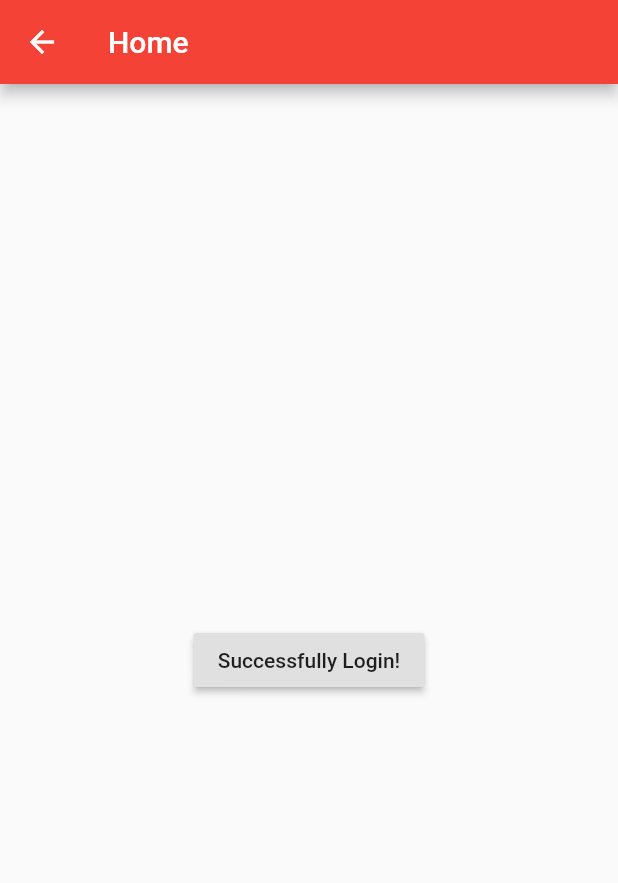
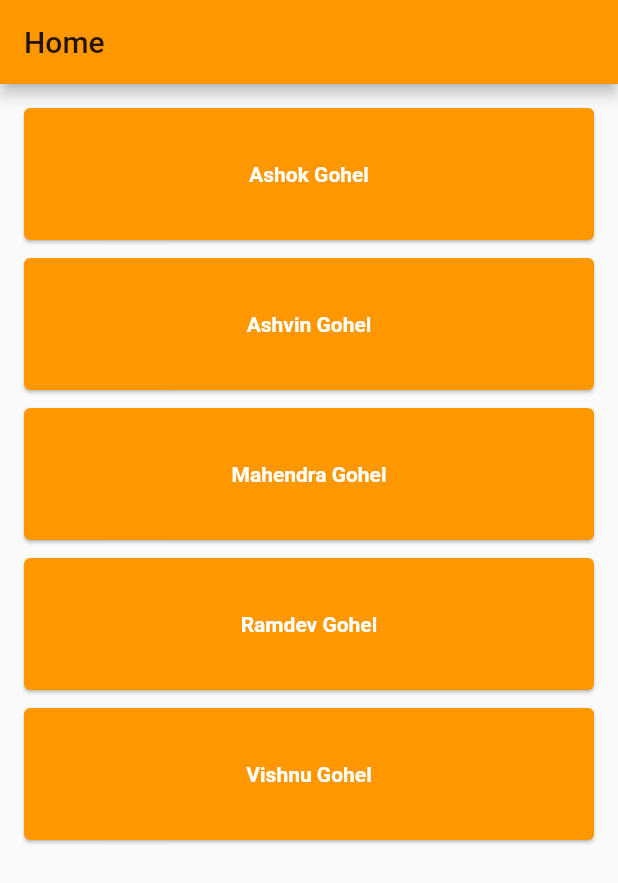
Before and after one commit to GohelAshok701/flutter_demo, a Flutter app: the SecondRoute screen opened directly, on a phone screen of 412 x 824 dp. Shown: the top 883 px of the screen. Run offline on Flutter 3.47's test engine with Material 2 defaults, Android fonts, the phone set to English and light mode, and no system bars; our stand-ins replace fluttertoast.

Commit message:
- Implemented string list and list item click event. - Added Base.dart file for globle methods.

```diff
--- a/lib/home.dart
+++ b/lib/home.dart
@@ -1,21 +1,61 @@
 import 'package:flutter/material.dart';
+import 'package:flutterdemo/base.dart';
 
-class SecondRoute extends StatelessWidget {
+class SecondRoute extends base {
+  final List<String> _listViewData = [
+    "Ashok Gohel",
+    "Ashvin Gohel",
+    "Mahendra Gohel",
+    "Ramdev Gohel",
+    "Vishnu Gohel"
+  ];
+
   @override
   Widget build(BuildContext context) {
     return Scaffold(
       appBar: AppBar(
+        backgroundColor: Colors.orange,
         title: Text("Home"),
       ),
-      body: Center(
-        child: RaisedButton(
-          onPressed: () {
-            Navigator.pop(context);
-          },
-          child: Text('Successfully Login!'),
-        ),
-      ),
+      body: Container(
+          margin: EdgeInsets.all(10),
+          child: ListView.builder(
+            itemCount: _listViewData.length,
+            itemBuilder: (context, index) {
+              return GestureDetector(
+                onTap: () => showMessage(_listViewData[index]),
+                child: ItemList(name: _listViewData[index]),
+              );
+            },
+          )),
     );
   }
+}
 
+class ItemList extends StatelessWidget {
+  ItemList({Key key, this.name}) : super(key: key);
+  final String name;
+
+  Widget build(BuildContext context) {
+    return Container(
+        padding: EdgeInsets.all(2),
+        height: 100,
+        child: Card(
+            color: Colors.orange,
+            child: Column(
+                mainAxisAlignment: MainAxisAlignment.spaceEvenly,
+                children: <Widget>[
+                  Container(
+                      padding: EdgeInsets.all(5),
+                      child: Column(
+                        mainAxisAlignment: MainAxisAlignment.spaceEvenly,
+                        children: <Widget>[
+                          Text(this.name,
+                              style: TextStyle(
+                                  fontWeight: FontWeight.bold,
+                                  color: Colors.white)),
+                        ],
+                      ))
+                ])));
+  }
 }
--- a/lib/splash.dart
+++ b/lib/splash.dart
@@ -1,16 +1,17 @@
 import 'dart:async';
 import 'package:flutter/material.dart';
+import 'package:flutterdemo/base.dart';
 import 'package:flutterdemo/main.dart';
 
 void main() => runApp(MyApp());
 
-class MyApp extends StatelessWidget {
+class MyApp extends base {
   @override
   Widget build(BuildContext context) {
     // TODO: implement build
     return MaterialApp(
       title: "Fultter Demo",
-      theme: ThemeData(primaryColor: Colors.red),
+      theme: ThemeData(primaryColor: Colors.orange),
       home: SplashScreen(),
     );
   }
--- a/pubspec.yaml
+++ b/pubspec.yaml
@@ -47,6 +47,12 @@ flutter:
   #  - images/a_dot_ham.jpeg
   assets:
     - assets/ic_home.png
+    - assets/iphone.jpg
+    - assets/pixel.jpg
+    - assets/laptop.jpg
+    - assets/tablet.jpg
+    - assets/pendrive.jpg
+    - assets/floppydisk.jpg
 
   # An image asset can refer to one or more resolution-specific "variants", see
   # https://flutter.dev/assets-and-images/#resolution-aware.
```
Also changed, not shown: lib/base.dart (added, +18 -0 lines), lib/main.dart (+5 -16 lines), assets/floppydisk.jpg (added), assets/iphone.jpg (added), assets/laptop.jpg (added), assets/pendrive.jpg (added), assets/pixel.jpg (added), assets/tablet.jpg (added).
